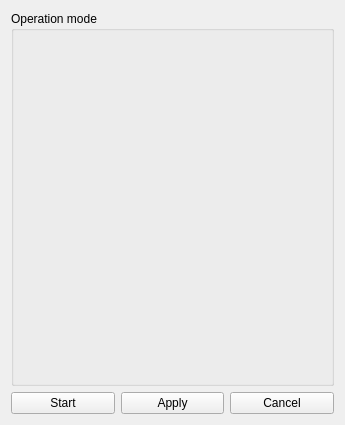
Above: gui/ui_files/data_export_widget.ui from natxo14/mxcube before the change. Below: the same form after it.
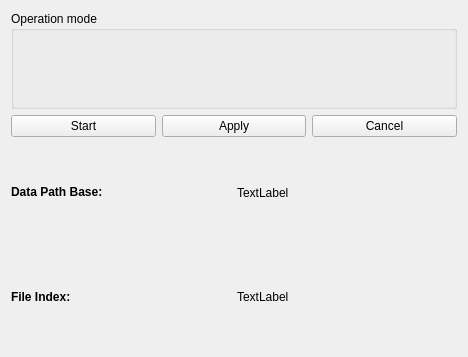
That is the form after the change.

Commit message:
Code refactoring for data management: avoid data duplicates
Make Multipositions HWR Object handle data for:
beam pos
calibration
Brick only care about displayin data.

```diff
--- a/gui/ui_files/data_export_widget.ui
+++ b/gui/ui_files/data_export_widget.ui
@@ -6,14 +6,14 @@
    <rect>
     <x>0</x>
     <y>0</y>
-    <width>345</width>
-    <height>425</height>
+    <width>468</width>
+    <height>357</height>
    </rect>
   </property>
   <property name="windowTitle">
    <string>Form</string>
   </property>
-  <layout class="QHBoxLayout" name="horizontalLayout_2">
+  <layout class="QVBoxLayout" name="verticalLayout_2">
    <item>
     <layout class="QVBoxLayout" name="verticalLayout">
      <item>
@@ -51,6 +51,48 @@
        </item>
       </layout>
      </item>
+     <item>
+      <layout class="QHBoxLayout" name="horizontalLayout_2">
+       <property name="sizeConstraint">
+        <enum>QLayout::SetFixedSize</enum>
+       </property>
+       <item>
+        <widget class="QLabel" name="label_2">
+         <property name="text">
+          <string>&lt;html&gt;&lt;head/&gt;&lt;body&gt;&lt;p&gt;&lt;span style=&quot; font-weight:600;&quot;&gt;Data Path Base:&lt;/span&gt;&lt;/p&gt;&lt;/body&gt;&lt;/html&gt;</string>
+         </property>
+        </widget>
+       </item>
+       <item>
+        <widget class="QLabel" name="data_path_base_label">
+         <property name="text">
+          <string>TextLabel</string>
+         </property>
+        </widget>
+       </item>
+      </layout>
+     </item>
+     <item>
+      <layout class="QHBoxLayout" name="horizontalLayout_3">
+       <property name="sizeConstraint">
+        <enum>QLayout::SetFixedSize</enum>
+       </property>
+       <item>
+        <widget class="QLabel" name="label">
+         <property name="text">
+          <string>&lt;html&gt;&lt;head/&gt;&lt;body&gt;&lt;p&gt;&lt;span style=&quot; font-weight:600;&quot;&gt;File Index:&lt;/span&gt;&lt;/p&gt;&lt;/body&gt;&lt;/html&gt;</string>
+         </property>
+        </widget>
+       </item>
+       <item>
+        <widget class="QLabel" name="file_index_label">
+         <property name="text">
+          <string>TextLabel</string>
+         </property>
+        </widget>
+       </item>
+      </layout>
+     </item>
     </layout>
    </item>
   </layout>
```
The commit also changes 6 other files.
